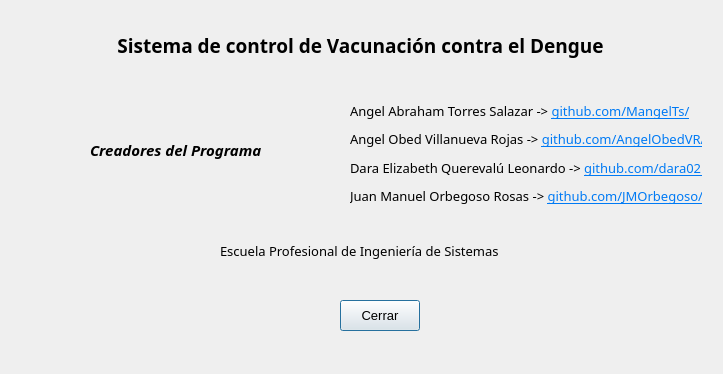
Old version of the form PAF_GUI/PAF_GRAFICA/gui/aboutgui.ui in the repository JMOrbegoso/USS-2021-II-PP.
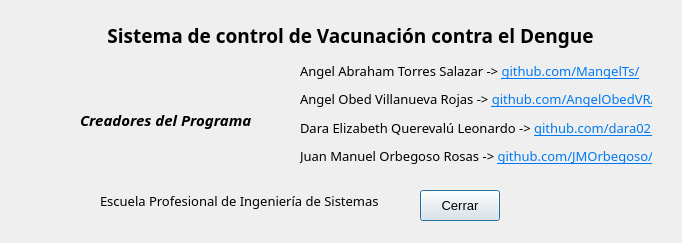
New version of the form. Icons and pictures are not drawn.

What changed in the file:
```diff
--- a/PAF_GUI/PAF_GRAFICA/gui/aboutgui.ui
+++ b/PAF_GUI/PAF_GRAFICA/gui/aboutgui.ui
@@ -6,8 +6,8 @@
    <rect>
     <x>0</x>
     <y>0</y>
-    <width>723</width>
-    <height>374</height>
+    <width>682</width>
+    <height>243</height>
    </rect>
   </property>
   <property name="windowTitle">
@@ -16,8 +16,8 @@
   <widget class="QLabel" name="label">
    <property name="geometry">
     <rect>
-     <x>110</x>
-     <y>30</y>
+     <x>100</x>
+     <y>20</y>
      <width>501</width>
      <height>31</height>
     </rect>
@@ -40,8 +40,8 @@
   <widget class="QPushButton" name="cmdClose">
    <property name="geometry">
     <rect>
-     <x>340</x>
-     <y>300</y>
+     <x>420</x>
+     <y>190</y>
      <width>80</width>
      <height>31</height>
     </rect>
@@ -58,8 +58,8 @@
   <widget class="QWidget" name="verticalLayoutWidget">
    <property name="geometry">
     <rect>
-     <x>350</x>
-     <y>100</y>
+     <x>300</x>
+     <y>60</y>
      <width>352</width>
      <height>107</height>
     </rect>
@@ -125,8 +125,8 @@
   <widget class="QLabel" name="label_6">
    <property name="geometry">
     <rect>
-     <x>90</x>
-     <y>140</y>
+     <x>80</x>
+     <y>110</y>
      <width>211</width>
      <height>20</height>
     </rect>
@@ -147,8 +147,8 @@
   <widget class="QLabel" name="label_7">
    <property name="geometry">
     <rect>
-     <x>220</x>
-     <y>240</y>
+     <x>100</x>
+     <y>190</y>
      <width>321</width>
      <height>21</height>
     </rect>
@@ -163,6 +163,25 @@
     <string>Escuela Profesional de Ingeniería de Sistemas</string>
    </property>
   </widget>
+  <widget class="QLabel" name="imagenLabel">
+   <property name="geometry">
+    <rect>
+     <x>30</x>
+     <y>20</y>
+     <width>101</width>
+     <height>91</height>
+    </rect>
+   </property>
+   <property name="text">
+    <string/>
+   </property>
+   <property name="pixmap">
+    <pixmap resource="../resource.qrc">:/img/Imagen1.png</pixmap>
+   </property>
+   <property name="scaledContents">
+    <bool>true</bool>
+   </property>
+  </widget>
  </widget>
  <resources/>
  <connections/>
```
Left out of the diff: 8 changed lines with no effect on the pictures.
